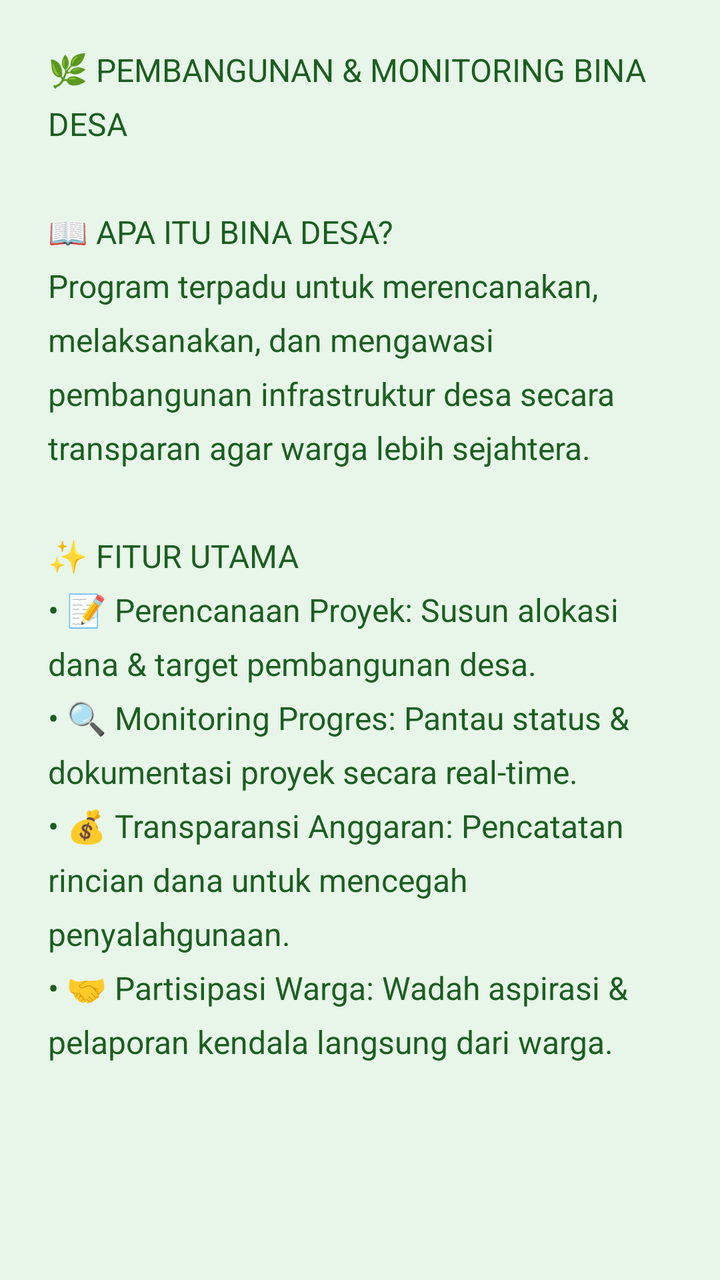
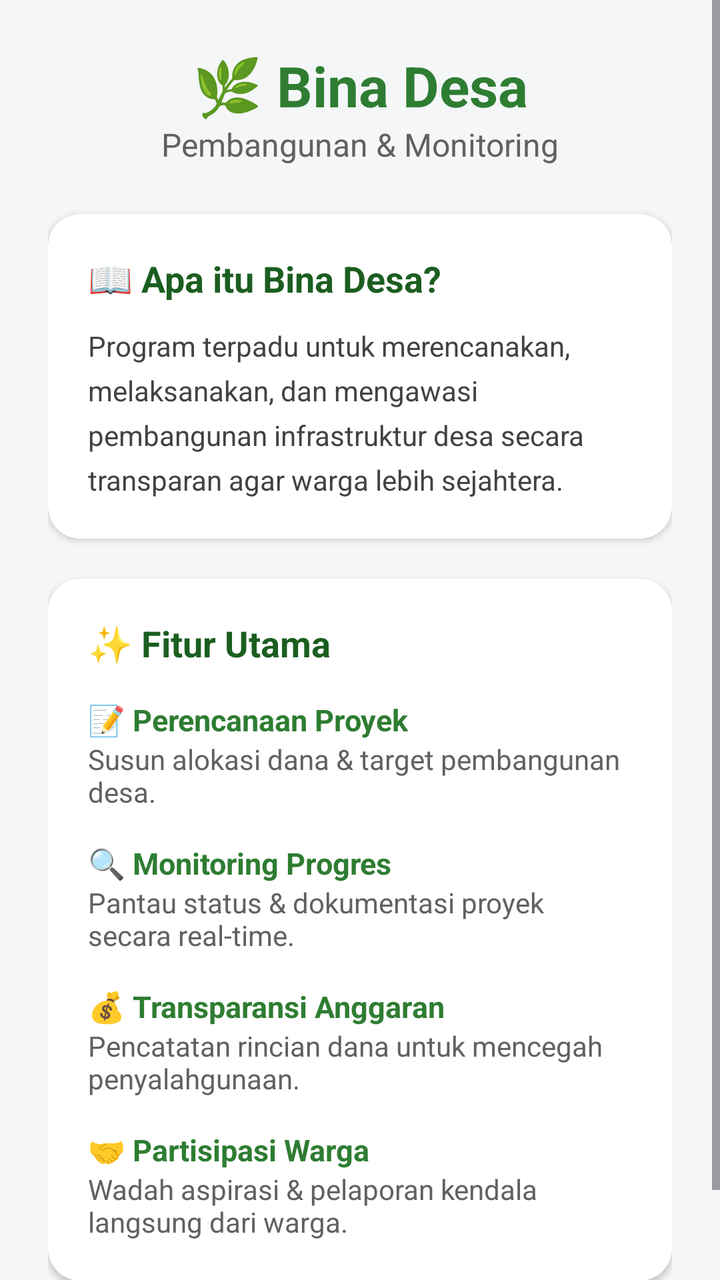

Before-and-after screenshots of an Android layout around one commit, followed by the original layout XML and the change that was made.
<!-- AndroidManifest.xml: application theme Theme.Ranialngshot -->
<!-- res/layout/fragment_about.xml -->
<?xml version="1.0" encoding="utf-8"?>
<ScrollView xmlns:android="http://schemas.android.com/apk/res/android"
    xmlns:tools="http://schemas.android.com/tools"
    android:layout_width="match_parent"
    android:layout_height="match_parent"
    android:background="#E8F5E9"
    android:padding="24dp"
    tools:context=".about.AboutFragment">

    <TextView
        android:layout_width="match_parent"
        android:layout_height="wrap_content"
        android:textColor="#1B5E20"
        android:textSize="16sp"
        android:lineSpacingExtra="8dp"
        android:text="🌿 PEMBANGUNAN &amp; MONITORING BINA DESA\n\n📖 APA ITU BINA DESA?\nProgram terpadu untuk merencanakan, melaksanakan, dan mengawasi pembangunan infrastruktur desa secara transparan agar warga lebih sejahtera.\n\n✨ FITUR UTAMA\n• 📝 Perencanaan Proyek: Susun alokasi dana &amp; target pembangunan desa.\n• 🔍 Monitoring Progres: Pantau status &amp; dokumentasi proyek secara real-time.\n• 💰 Transparansi Anggaran: Pencatatan rincian dana untuk mencegah penyalahgunaan.\n• 🤝 Partisipasi Warga: Wadah aspirasi &amp; pelaporan kendala langsung dari warga." />

</ScrollView>
<!-- resources referenced by this layout -->
<resources>
  <style name="Theme.Ranialngshot" parent="Base.Theme.Ranialngshot" />
  <style name="Base.Theme.Ranialngshot" parent="Theme.Material3.DayNight.NoActionBar">
          
          
      </style>
</resources>

<!-- the commit's change to res/layout/fragment_about.xml (unified diff, before → after) -->
@@ -1,18 +1,154 @@
 <?xml version="1.0" encoding="utf-8"?>
 <ScrollView xmlns:android="http://schemas.android.com/apk/res/android"
+    xmlns:app="http://schemas.android.com/apk/res-auto"
     xmlns:tools="http://schemas.android.com/tools"
     android:layout_width="match_parent"
     android:layout_height="match_parent"
-    android:background="#E8F5E9"
-    android:padding="24dp"
+    android:background="#F4F6F8"
+    android:fillViewport="true"
     tools:context=".about.AboutFragment">
 
-    <TextView
+    <LinearLayout
         android:layout_width="match_parent"
         android:layout_height="wrap_content"
-        android:textColor="#1B5E20"
-        android:textSize="16sp"
-        android:lineSpacingExtra="8dp"
-        android:text="🌿 PEMBANGUNAN &amp; MONITORING BINA DESA\n\n📖 APA ITU BINA DESA?\nProgram terpadu untuk merencanakan, melaksanakan, dan mengawasi pembangunan infrastruktur desa secara transparan agar warga lebih sejahtera.\n\n✨ FITUR UTAMA\n• 📝 Perencanaan Proyek: Susun alokasi dana &amp; target pembangunan desa.\n• 🔍 Monitoring Progres: Pantau status &amp; dokumentasi proyek secara real-time.\n• 💰 Transparansi Anggaran: Pencatatan rincian dana untuk mencegah penyalahgunaan.\n• 🤝 Partisipasi Warga: Wadah aspirasi &amp; pelaporan kendala langsung dari warga." />
+        android:orientation="vertical"
+        android:padding="24dp">
 
+        <TextView
+            android:layout_width="match_parent"
+            android:layout_height="wrap_content"
+            android:text="🌿 Bina Desa"
+            android:textAlignment="center"
+            android:textColor="#2E7D32"
+            android:textSize="28sp"
+            android:textStyle="bold" />
+
+        <TextView
+            android:layout_width="match_parent"
+            android:layout_height="wrap_content"
+            android:layout_marginBottom="24dp"
+            android:text="Pembangunan &amp; Monitoring"
+            android:textAlignment="center"
+            android:textColor="#616161"
+            android:textSize="16sp" />
+
+        <androidx.cardview.widget.CardView
+            android:layout_width="match_parent"
+            android:layout_height="wrap_content"
+            android:layout_marginBottom="20dp"
+            app:cardBackgroundColor="@android:color/white"
+            app:cardCornerRadius="16dp"
+            app:cardElevation="2dp">
+
+            <LinearLayout
+                android:layout_width="match_parent"
+                android:layout_height="wrap_content"
+                android:orientation="vertical"
+                android:padding="20dp">
+
+                <TextView
+                    android:layout_width="wrap_content"
+                    android:layout_height="wrap_content"
+                    android:layout_marginBottom="12dp"
+                    android:text="📖 Apa itu Bina Desa?"
+                    android:textColor="#1B5E20"
+                    android:textSize="18sp"
+                    android:textStyle="bold" />
+
+                <TextView
+                    android:layout_width="match_parent"
+                    android:layout_height="wrap_content"
+                    android:lineSpacingExtra="6dp"
+                    android:text="Program terpadu untuk merencanakan, melaksanakan, dan mengawasi pembangunan infrastruktur desa secara transparan agar warga lebih sejahtera."
+                    android:textColor="#424242"
+                    android:textSize="14sp" />
+            </LinearLayout>
+        </androidx.cardview.widget.CardView>
+
+        <androidx.cardview.widget.CardView
+            android:layout_width="match_parent"
+            android:layout_height="wrap_content"
+            android:layout_marginBottom="24dp"
+            app:cardBackgroundColor="@android:color/white"
+            app:cardCornerRadius="16dp"
+            app:cardElevation="2dp">
+
+            <LinearLayout
+                android:layout_width="match_parent"
+                android:layout_height="wrap_content"
+                android:orientation="vertical"
+                android:padding="20dp">
+
+                <TextView
+                    android:layout_width="wrap_content"
+                    android:layout_height="wrap_content"
+                    android:layout_marginBottom="16dp"
+                    android:text="✨ Fitur Utama"
+                    android:textColor="#1B5E20"
+                    android:textSize="18sp"
+                    android:textStyle="bold" />
+
+                <TextView
+                    android:layout_width="match_parent"
+                    android:layout_height="wrap_content"
+                    android:text="📝 Perencanaan Proyek"
+                    android:textColor="#2E7D32"
+                    android:textSize="15sp"
+                    android:textStyle="bold" />
+                <TextView
+                    android:layout_width="match_parent"
+                    android:layout_height="wrap_content"
+                    android:layout_marginBottom="16dp"
+                    android:text="Susun alokasi dana &amp; target pembangunan desa."
+                    android:textColor="#616161"
+                    android:textSize="14sp" />
+
+                <TextView
+                    android:layout_width="match_parent"
+                    android:layout_height="wrap_content"
+                    android:text="🔍 Monitoring Progres"
+                    android:textColor="#2E7D32"
+                    android:textSize="15sp"
+                    android:textStyle="bold" />
+                <TextView
+                    android:layout_width="match_parent"
+                    android:layout_height="wrap_content"
+                    android:layout_marginBottom="16dp"
+                    android:text="Pantau status &amp; dokumentasi proyek secara real-time."
+                    android:textColor="#616161"
+                    android:textSize="14sp" />
+
+                <TextView
+                    android:layout_width="match_parent"
+                    android:layout_height="wrap_content"
+                    android:text="💰 Transparansi Anggaran"
+                    android:textColor="#2E7D32"
+                    android:textSize="15sp"
+                    android:textStyle="bold" />
+                <TextView
+                    android:layout_width="match_parent"
+                    android:layout_height="wrap_content"
+                    android:layout_marginBottom="16dp"
+                    android:text="Pencatatan rincian dana untuk mencegah penyalahgunaan."
+                    android:textColor="#616161"
+                    android:textSize="14sp" />
+
+                <TextView
+                    android:layout_width="match_parent"
+                    android:layout_height="wrap_content"
+                    android:text="🤝 Partisipasi Warga"
+                    android:textColor="#2E7D32"
+                    android:textSize="15sp"
+                    android:textStyle="bold" />
+                <TextView
+                    android:layout_width="match_parent"
+                    android:layout_height="wrap_content"
+                    android:text="Wadah aspirasi &amp; pelaporan kendala langsung dari warga."
+                    android:textColor="#616161"
+                    android:textSize="14sp" />
+
+            </LinearLayout>
+        </androidx.cardview.widget.CardView>
+
+    </LinearLayout>
 </ScrollView>
